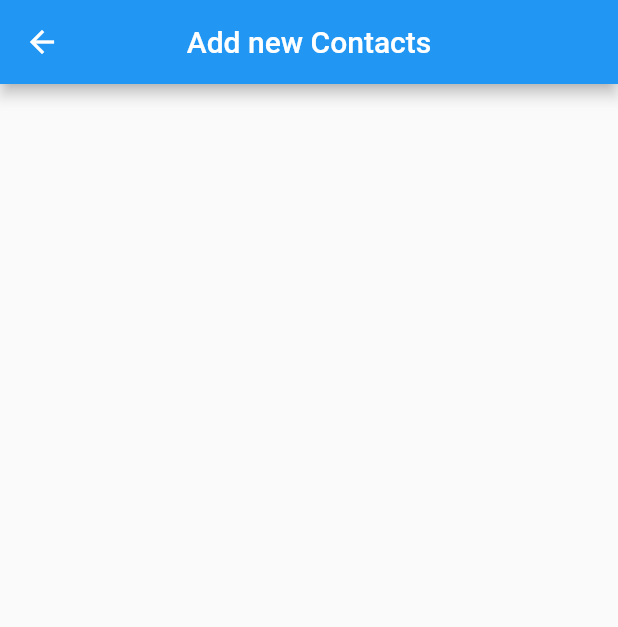
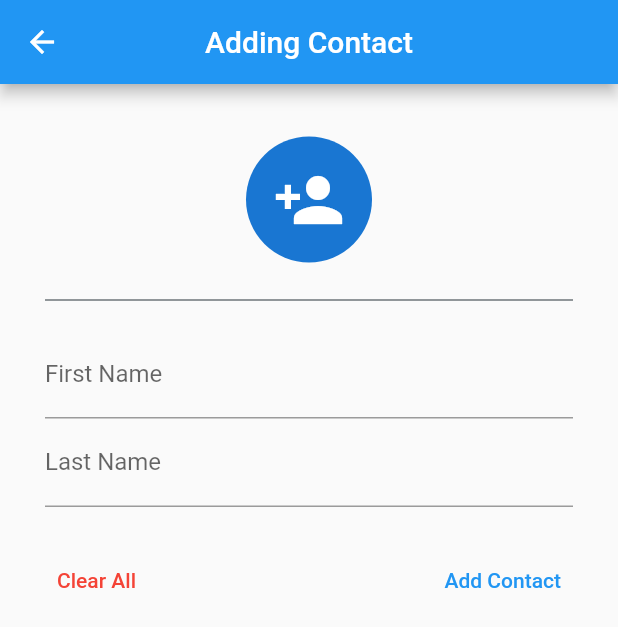
Before and after one commit to AY2020-2021-CpE-OJT/Phonebook_Sarona, a Flutter app: the addNew screen opened directly, on a phone screen of 412 x 824 dp. Shown: the top 627 px of the screen. Run offline on Flutter 3.47's test engine with Material 2 defaults, Android fonts, the phone set to English and light mode, and no system bars; network calls fail.

Commit message:
Added login.dart and Formed UI for add_new.dart

```diff
--- a/phonebook_app/lib/routes/add_new.dart
+++ b/phonebook_app/lib/routes/add_new.dart
@@ -1,14 +1,65 @@
 import 'package:flutter/material.dart';
+import 'package:phonebook/api/api.dart';
 
 class addNew extends StatelessWidget {
-  const addNew({ Key? key }) : super(key: key);
+  const addNew({ Key? key}) : super(key: key);
 
   @override
   Widget build(BuildContext context) {
+    final TextEditingController _firstname = TextEditingController();
+    final TextEditingController _lastname = TextEditingController();
+
     return Scaffold(
       appBar: AppBar(
-        title: Text('Add new Contacts'),
+        title: Text('Adding Contact'),
         centerTitle: true,
+      ),
+      // resizeToAvoidBottomInset: false,
+      body: Padding(
+        padding: const EdgeInsets.fromLTRB(30, 20, 30, 20),
+        child: SingleChildScrollView(
+          child: Column(
+            children: <Widget>[
+              Padding(
+                padding: const EdgeInsets.all(15),
+                child: CircleAvatar(
+                  radius: 42,
+                  child: Icon(Icons.person_add,
+                    size: 48,
+                  ),
+                ),
+              ),
+              Divider(height: 20, color: Colors.blueGrey[900],),
+              SizedBox(height: 10),
+              TextField(
+                controller: _firstname,
+                decoration: InputDecoration(labelText: 'First Name'),
+              ),
+              TextField(
+                controller: _lastname,
+                decoration: InputDecoration(labelText: 'Last Name'),
+              ),
+              SizedBox(height: 25,),
+              Row(
+                mainAxisAlignment: MainAxisAlignment.spaceBetween,
+                children: <Widget>[
+                  TextButton(
+                    onPressed: () {},
+                    child: Text('Clear All',
+                      style: TextStyle(
+                        color: Colors.red,
+                      ),
+                    ),
+                  ),
+                  TextButton(
+                    onPressed: () {},
+                    child: Text('Add Contact'),
+                  )
+                ],
+              ),
+            ],
+          ),
+        ),
       ),
     );
   }
```
Also changed, not shown: phonebook_app/lib/routes/login.dart (added).
